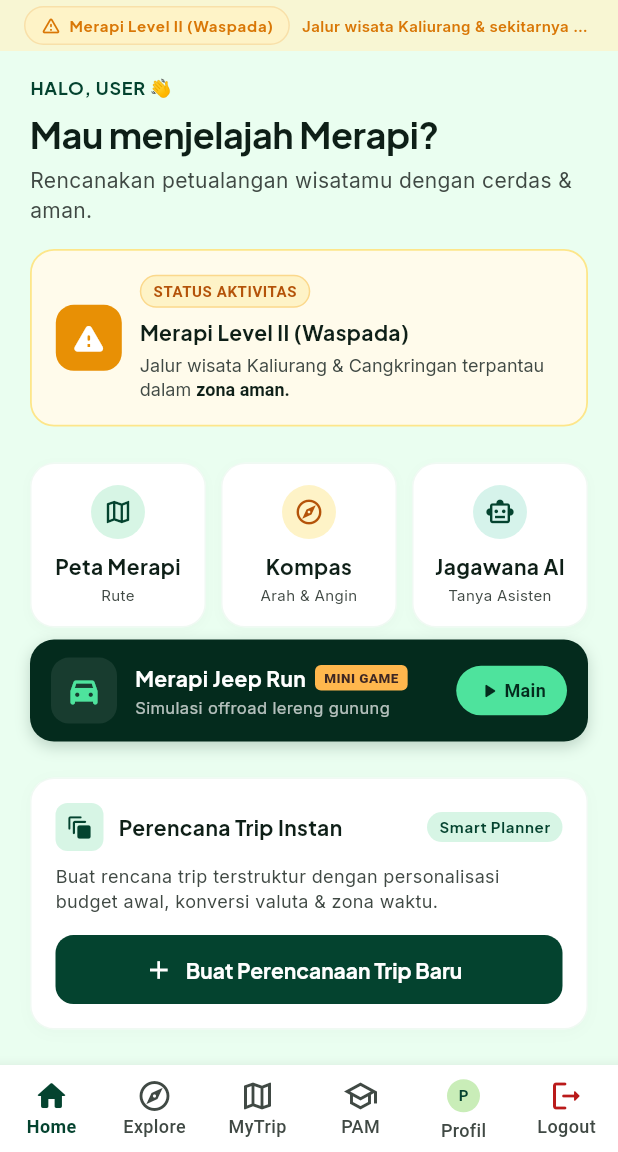
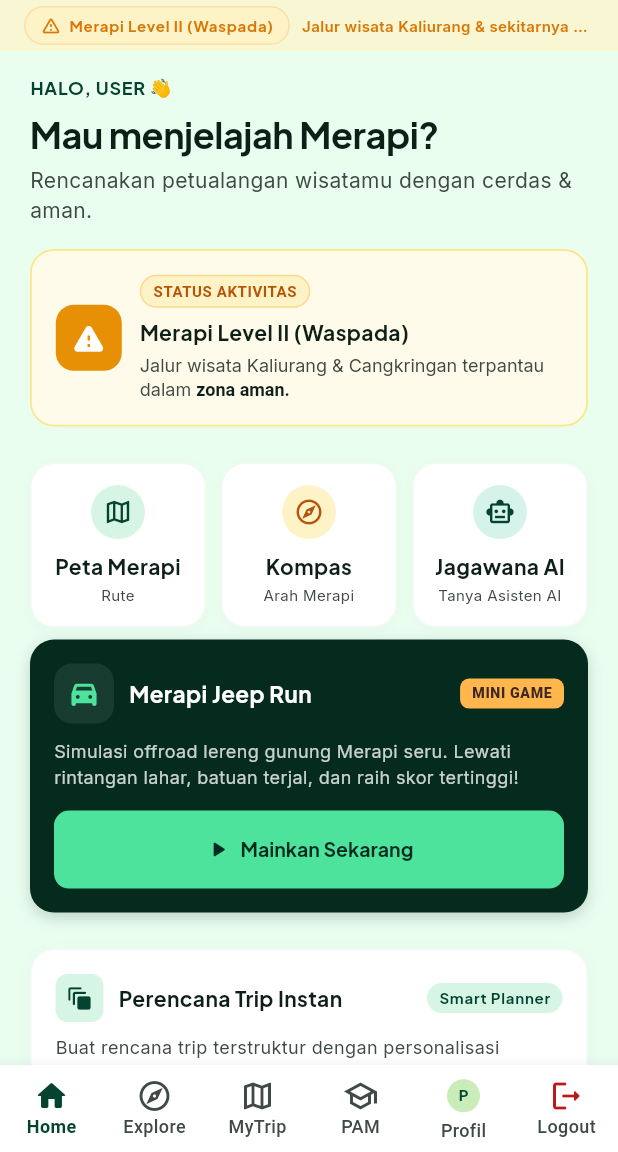
Before and after one commit to BagusFp/mobilehebat, a Flutter app: the screen it shows after launch, after a tap on "Masuk Biometrik", on a phone screen of 412 x 824 dp, the part 84-1236 px from its top. Run offline on Flutter 3.47's test engine with Material 3 defaults, Android fonts, the phone set to English and light mode, and no system bars; our stand-ins replace flutter_local_notifications, flutter_map, geolocator, google_fonts, image_picker, latlong2 and 6 more; accounts and stored records are empty; network calls fail; statements that could not run were skipped; project files that could hold a hidden picture were left out.

Commit message:
feat(home_screen): update utility card subtitles and enhance layout for better readability

```diff
--- a/lib/features/home/home_screen.dart
+++ b/lib/features/home/home_screen.dart
@@ -205,7 +205,7 @@ class HomeScreen extends StatelessWidget {
                         iconBgColor: const Color(0xFFFEF3C7),
                         iconColor: const Color(0xFFB45309),
                         title: 'Kompas',
-                        subtitle: 'Arah & Angin',
+                        subtitle: 'Arah Merapi',
                         onTap: () {
                           Navigator.push(
                             context,
@@ -222,7 +222,7 @@ class HomeScreen extends StatelessWidget {
                         iconBgColor: const Color(0xFFD6F3EB),
                         iconColor: const Color(0xFF04432F),
                         title: 'Jagawana AI',
-                        subtitle: 'Tanya Asisten',
+                        subtitle: 'Tanya Asisten AI',
                         onTap: () {
                           Navigator.push(
                             context,
@@ -253,7 +253,7 @@ class HomeScreen extends StatelessWidget {
                     },
                     borderRadius: BorderRadius.circular(16),
                     child: Container(
-                      padding: const EdgeInsets.symmetric(horizontal: 14, vertical: 12),
+                      padding: const EdgeInsets.all(AppDimensions.spaceMd),
                       decoration: BoxDecoration(
                         color: const Color(0xFF042B1D),
                         borderRadius: BorderRadius.circular(16),
@@ -265,11 +265,18 @@ class HomeScreen extends StatelessWidget {
                           ),
                         ],
                       ),
+                      child: Column(
+                        crossAxisAlignment: CrossAxisAlignment.start,
+                        children: [
+                          Row(
+                            mainAxisAlignment: MainAxisAlignment.spaceBetween,
+                            children: [
+                              Expanded(
                                 child: Row(
                                   children: [
                                     Container(
-                            width: 44,
-                            height: 44,
+                                      width: 40,
+                                      height: 40,
                                       decoration: BoxDecoration(
                                         color: Colors.white.withAlpha(20),
                                         borderRadius: BorderRadius.circular(12),
@@ -278,82 +285,86 @@ class HomeScreen extends StatelessWidget {
                                         child: Icon(
                                           Icons.directions_car_filled_rounded,
                                           color: Color(0xFF4EE39D),
-                                size: 24,
+                                          size: 22,
                                         ),
                                       ),
                                     ),
-                          const SizedBox(width: 12),
+                                    const SizedBox(width: 10),
                                     Expanded(
-                            child: Column(
-                              crossAxisAlignment: CrossAxisAlignment.start,
-                              children: [
-                                Row(
-                                  children: [
-                                    Flexible(
                                       child: Text(
                                         'Merapi Jeep Run',
                                         style: AppTypography.titleMedium.copyWith(
                                           color: Colors.white,
                                           fontWeight: FontWeight.bold,
-                                          fontSize: 14,
-                                        ),
-                                        maxLines: 1,
-                                        overflow: TextOverflow.ellipsis,
+                                          fontSize: 15,
                                         ),
                                       ),
-                                    const SizedBox(width: 6),
-                                    Container(
-                                      padding: const EdgeInsets.symmetric(horizontal: 6, vertical: 2),
-                                      decoration: BoxDecoration(
-                                        color: const Color(0xFFFFB74D),
-                                        borderRadius: BorderRadius.circular(4),
-                                      ),
-                                      child: const Text(
-                                        'MINI GAME',
-                                        style: TextStyle(
-                                          color: Color(0xFF3E2723),
-                                          fontSize: 9,
-                                          fontWeight: FontWeight.w800,
-                                          letterSpacing: 0.3,
-                                        ),
-                                      ),
-                                    ),
-                                  ],
-                                ),
-                                const SizedBox(height: 2),
-                                Text(
-                                  'Simulasi offroad lereng gunung',
-                                  style: AppTypography.bodySmall.copyWith(
-                                    color: Colors.white.withAlpha(180),
-                                    fontSize: 11,
-                                  ),
-                                  maxLines: 1,
-                                  overflow: TextOverflow.ellipsis,
                                     ),
                                   ],
                                 ),
                               ),
                               const SizedBox(width: 8),
                               Container(
-                            padding: const EdgeInsets.symmetric(horizontal: 14, vertical: 8),
+                                padding: const EdgeInsets.symmetric(horizontal: 8, vertical: 3),
                                 decoration: BoxDecoration(
-                              color: const Color(0xFF4EE39D),
-                              borderRadius: BorderRadius.circular(20),
+                                  color: const Color(0xFFFFB74D),
+                                  borderRadius: BorderRadius.circular(6),
                                 ),
+                                child: const Text(
+                                  'MINI GAME',
+                                  style: TextStyle(
+                                    color: Color(0xFF3E2723),
+                                    fontSize: 9.5,
+                                    fontWeight: FontWeight.w800,
+                                    letterSpacing: 0.4,
+                                  ),
+                                ),
+                              ),
+                            ],
+                          ),
+                          const SizedBox(height: 10),
+                          Text(
+                            'Simulasi offroad lereng gunung Merapi seru. Lewati rintangan lahar, batuan terjal, dan raih skor tertinggi!',
+                            style: AppTypography.bodySmall.copyWith(
+                              color: Colors.white.withAlpha(200),
+                              fontSize: 12,
+                              height: 1.4,
+                            ),
+                          ),
+                          const SizedBox(height: 14),
+                          SizedBox(
+                            width: double.infinity,
+                            child: ElevatedButton(
+                              style: ElevatedButton.styleFrom(
+                                backgroundColor: const Color(0xFF4EE39D),
+                                foregroundColor: const Color(0xFF042B1D),
+                                elevation: 0,
+                                padding: const EdgeInsets.symmetric(vertical: 10),
+                                shape: RoundedRectangleBorder(
+                                  borderRadius: BorderRadius.circular(10),
+                                ),
+                              ),
+                              onPressed: () {
+                                Navigator.push(
+                                  context,
+                                  MaterialPageRoute(builder: (_) => const MerapiJeepGamePage()),
+                                );
+                              },
                               child: Row(
-                              mainAxisSize: MainAxisSize.min,
+                                mainAxisAlignment: MainAxisAlignment.center,
                                 children: const [
-                                Icon(Icons.play_arrow_rounded, color: Color(0xFF042B1D), size: 16),
-                                SizedBox(width: 2),
+                                  Icon(Icons.play_arrow_rounded, color: Color(0xFF042B1D), size: 18),
+                                  SizedBox(width: 6),
                                   Text(
-                                  'Main',
+                                    'Mainkan Sekarang',
                                     style: TextStyle(
                                       color: Color(0xFF042B1D),
                                       fontWeight: FontWeight.bold,
-                                    fontSize: 12,
+                                      fontSize: 13,
                                     ),
                                   ),
                                 ],
+                              ),
                             ),
                           ),
                         ],
```
Lines whose indentation alone changed are shown as unchanged.
